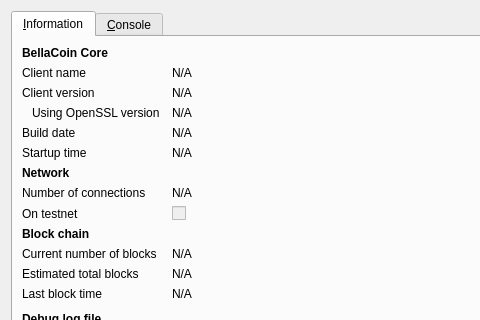
Qt form src/qt/forms/rpcconsole.ui (TheAmbiaFund/Belacoin) before a commit; both pictures show x 0 to 480 and y 0 to 320 of the 740 by 450 pixel window.
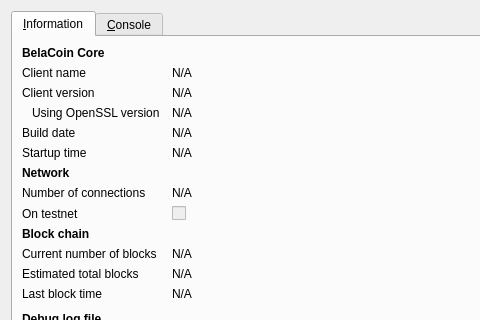
The same form after that commit. Icons and pictures are not drawn.

Diff of the .ui file:
```diff
--- a/src/qt/forms/rpcconsole.ui
+++ b/src/qt/forms/rpcconsole.ui
@@ -36,7 +36,7 @@
           </font>
          </property>
          <property name="text">
-          <string>BellaCoin Core</string>
+          <string>BelaCoin Core</string>
          </property>
         </widget>
        </item>
```
Left out of the diff: 6 changed lines with no effect on the pictures.
